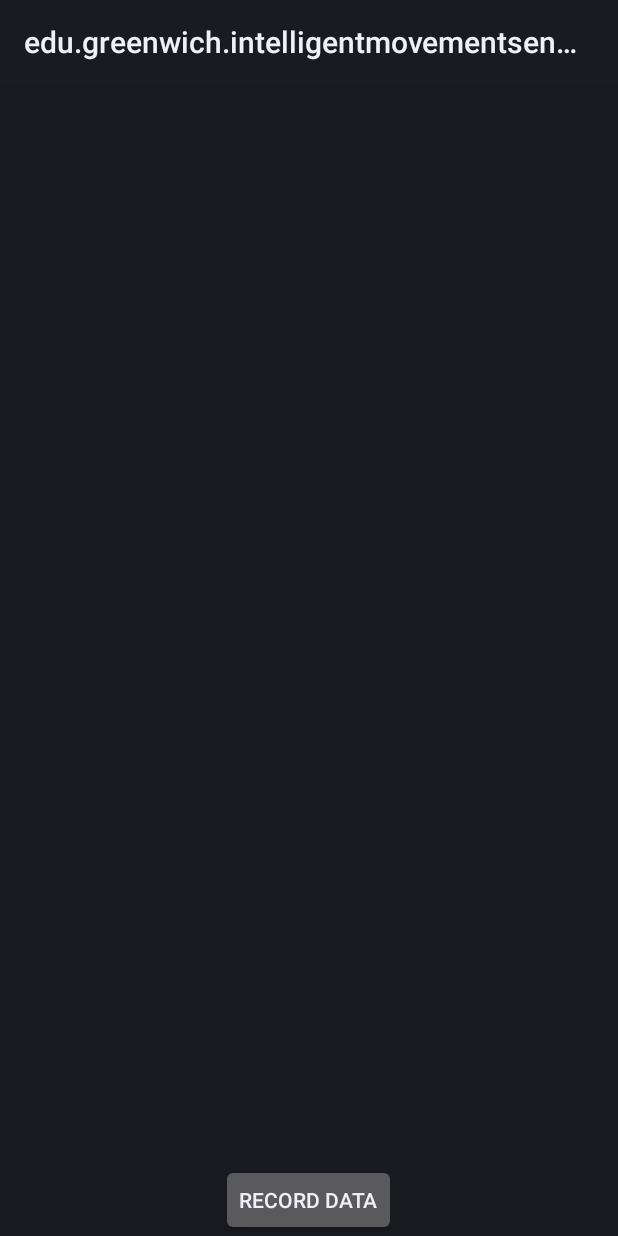
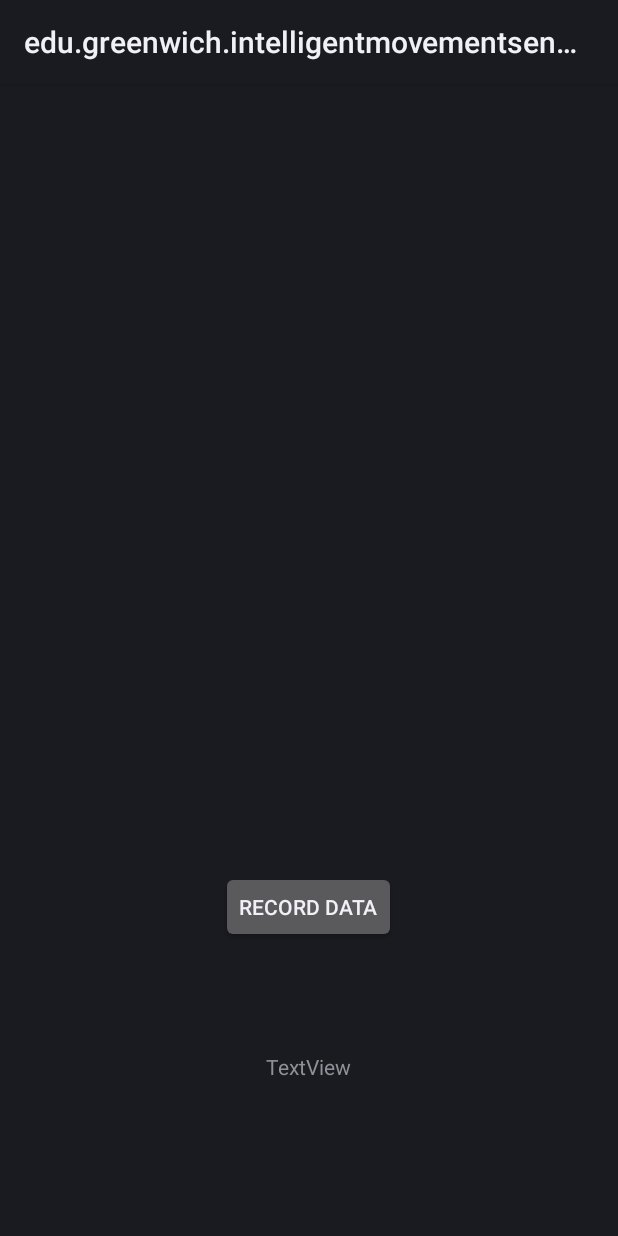
Before and after one commit to bt402/IntelligentMovementSensor, an Android app: the MainActivity screen opened directly, with no data from a screen before it, on a phone screen of 412 x 824 dp. Run offline under Robolectric (Android 15) with nearby library versions, the phone set to English and light mode, and no system bars.

Commit message:
Peak detector added, real time detection to be fixed, at the moment the thread only runs once, and the sleep method doesn't work to allow the application to gather more sensor data

```diff
--- a/app/src/main/AndroidManifest.xml
+++ b/app/src/main/AndroidManifest.xml
@@ -16,6 +16,7 @@
         <activity android:windowSoftInputMode="adjustPan" android:name=".GraphView"/>
         <activity android:windowSoftInputMode="adjustPan" android:name=".TabsActivity" />
         <service android:name=".BackgroundService"/>
+        <service android:name=".BackgroundDetector"/>
         <activity android:windowSoftInputMode="adjustPan" android:name=".ClosingActivity"/>
     </application>
 </manifest>
--- a/app/src/main/java/edu/greenwich/intelligentmovementsensor/CustomAdapter.java
+++ /dev/null
@@ -1,32 +0,0 @@
-package edu.greenwich.intelligentmovementsensor;
-
-import android.app.Activity;
-import android.content.Context;
-import android.view.LayoutInflater;
-import android.view.View;
-import android.view.ViewGroup;
-import android.widget.ArrayAdapter;
-import android.widget.CheckBox;
-import android.widget.TextView;
-
-public class CustomAdapter extends ArrayAdapter<Model>{
-    Model[] modelItems = null;
-    Context context;
-
-    public CustomAdapter(Context context, Model[] resource){
-        super(context, R.layout.row, resource);
-        this.context = context;
-        modelItems = resource;
-    }
-
-    @Override
-    public View getView(int position, View convertView, ViewGroup parent) {
-        LayoutInflater inflater = ((Activity)context).getLayoutInflater();
-        convertView = inflater.inflate(R.layout.row, parent, false);
-        TextView name = (TextView) convertView.findViewById(R.id.textView1);
-        CheckBox cb = (CheckBox) convertView.findViewById(R.id.checkBox1);
-        name.setText(modelItems[position].getName());
-        cb.setChecked(modelItems[position].getValue());
-        return convertView;
-    }
-}
--- a/app/src/main/java/edu/greenwich/intelligentmovementsensor/MainActivity.java
+++ b/app/src/main/java/edu/greenwich/intelligentmovementsensor/MainActivity.java
@@ -3,15 +3,18 @@ package edu.greenwich.intelligentmovementsensor;
 import android.app.Activity;
 import android.app.AlertDialog;
 import android.app.NotificationManager;
+import android.content.BroadcastReceiver;
 import android.content.Context;
 import android.content.DialogInterface;
 import android.content.Intent;
+import android.content.IntentFilter;
 import android.hardware.Sensor;
 import android.hardware.SensorEvent;
 import android.hardware.SensorEventListener;
 import android.hardware.SensorManager;
 import android.location.Criteria;
 import android.os.Bundle;
+import android.support.v4.content.LocalBroadcastManager;
 import android.view.View;
 import android.widget.Button;
 import android.widget.EditText;
@@ -34,13 +37,26 @@ public class MainActivity extends Activity implements SensorEventListener {
     float[] lastAccelerometer;
     float[] lastCompass;
 
+    BroadcastReceiver receiver;
+
     String accelData = "Accelerometer Data";
     String compassData = "Compass Data";
     String gyroData = "Gyro Data";
     String gravData = "Gravity Data";
 
-    ListView lv;
-    Model[] modelItems;
+    @Override
+    protected void onStart() {
+        super.onStart();
+        LocalBroadcastManager.getInstance(this).registerReceiver((receiver),
+                new IntentFilter(BackgroundDetector.RESULT)
+        );
+    }
+
+    @Override
+    protected void onStop() {
+        LocalBroadcastManager.getInstance(this).unregisterReceiver(receiver);
+        super.onStop();
+    }
 
     @Override
     protected void onCreate(Bundle savedInstanceState) {
@@ -56,17 +72,18 @@ public class MainActivity extends Activity implements SensorEventListener {
             notificationManager.cancel(0);
         }
 
-        SensorManager oSM = (SensorManager) getSystemService(Context.SENSOR_SERVICE);
-        List<Sensor> sensorsList = oSM.getSensorList(Sensor.TYPE_ALL);
-        modelItems = new Model[sensorsList.size()];
-        lv = (ListView) findViewById(R.id.listView1);
-        for (int i = 0; i < sensorsList.size(); i++){
-            System.out.println(sensorsList.get(i));
-            modelItems[i] = new Model(sensorsList.get(i).getName(), false);
-        }
+        startService(new Intent(MainActivity.this,BackgroundDetector.class));
 
-        CustomAdapter adapter = new CustomAdapter(this, modelItems);
-        lv.setAdapter(adapter);
+        receiver = new BroadcastReceiver() {
+            @Override
+            public void onReceive(Context context, Intent intent) {
+                String s = intent.getStringExtra(BackgroundDetector.MESSAGE);
+                // do something here.
+                TextView peakView = (TextView) findViewById(R.id.peakTxt);
+                peakView.setText(s);
+            }
+        };
+
         // initialize the sensor and location manager
         mSensorManager = (SensorManager)getSystemService(SENSOR_SERVICE);
 
@@ -144,10 +161,13 @@ public class MainActivity extends Activity implements SensorEventListener {
         });
     }
 
+
+
+
     @Override
     public void onSensorChanged(SensorEvent sensorEvent) {
 
-       // TextView textBox = (TextView) findViewById(R.id.dataTxt);
+        TextView textBox = (TextView) findViewById(R.id.dataTxt);
 
         StringBuilder text = new StringBuilder(accelData.toString()).append("\n");
         text.append(compassData).append("\n");
@@ -178,7 +198,7 @@ public class MainActivity extends Activity implements SensorEventListener {
             }
         }
 
-        //textBox.setText(text);
+        textBox.setText(text);
 
         StringBuilder msg = new StringBuilder(sensorEvent.sensor.getName())
                 .append(" ");
--- a/app/src/main/res/layout/activity_main.xml
+++ b/app/src/main/res/layout/activity_main.xml
@@ -19,22 +19,22 @@
         android:layout_marginTop="19dp"
         android:id="@+id/recordLbl" />
 
-    <ListView
-        android:id="@+id/listView1"
-        android:layout_width="match_parent"
-        android:layout_height="wrap_content"
-        android:layout_alignParentTop="true"
-        android:layout_alignParentLeft="true"
-        android:layout_alignParentStart="true"
-        android:layout_above="@+id/button">
-    </ListView>
-
     <Button
         android:text="Record Data"
         android:layout_width="wrap_content"
         android:layout_height="wrap_content"
+        android:id="@+id/button"
         android:layout_alignParentBottom="true"
         android:layout_centerHorizontal="true"
-        android:id="@+id/button" />
+        android:layout_marginBottom="195dp" />
+
+    <TextView
+        android:id="@+id/peakTxt"
+        android:layout_width="wrap_content"
+        android:layout_height="wrap_content"
+        android:layout_alignParentBottom="true"
+        android:layout_centerHorizontal="true"
+        android:layout_marginBottom="103dp"
+        android:text="TextView" />
 
 </RelativeLayout>
```
Also changed, not shown: app/src/main/java/edu/greenwich/intelligentmovementsensor/BackgroundDetector.java (added, +129 -0 lines), app/src/main/java/edu/greenwich/intelligentmovementsensor/Model.java (deleted, +0 -18 lines), app/build.gradle (line endings or trailing spaces).
